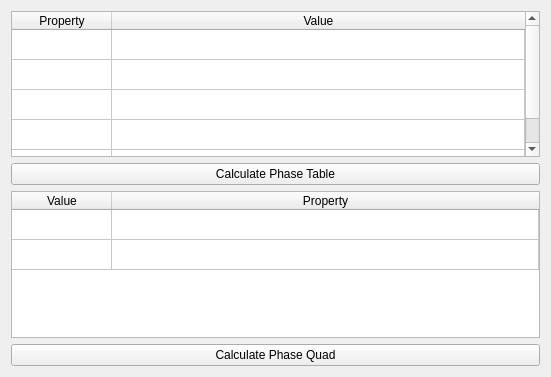
Qt form scripts/Muon/GUI/Common/phase_table_widget/muon_phases_tab.ui (mantidproject/mantid) before a commit.
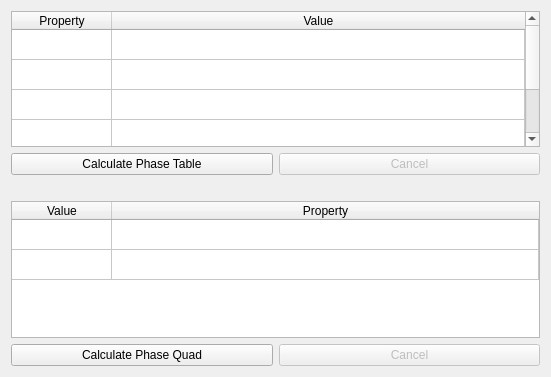
The same form after that commit.

Commit message: Added cancel buttons Re #25511

```diff
--- a/scripts/Muon/GUI/Common/phase_table_widget/muon_phases_tab.ui
+++ b/scripts/Muon/GUI/Common/phase_table_widget/muon_phases_tab.ui
@@ -14,7 +14,7 @@
    <string>Form</string>
   </property>
   <layout class="QGridLayout" name="gridLayout">
-   <item row="0" column="0">
+   <item row="0" column="0" colspan="2">
     <widget class="QTableWidget" name="phase_table_options_table">
      <attribute name="horizontalHeaderStretchLastSection">
       <bool>true</bool>
@@ -66,7 +66,33 @@
      </property>
     </widget>
    </item>
+   <item row="1" column="1">
+    <widget class="QPushButton" name="cancel_button">
+     <property name="enabled">
+      <bool>false</bool>
+     </property>
+     <property name="text">
+      <string>Cancel</string>
+     </property>
+    </widget>
+   </item>
    <item row="2" column="0">
+    <spacer name="verticalSpacer_2">
+     <property name="orientation">
+      <enum>Qt::Vertical</enum>
+     </property>
+     <property name="sizeType">
+      <enum>QSizePolicy::MinimumExpanding</enum>
+     </property>
+     <property name="sizeHint" stdset="0">
+      <size>
+       <width>20</width>
+       <height>20</height>
+      </size>
+     </property>
+    </spacer>
+   </item>
+   <item row="3" column="0" colspan="2">
     <widget class="QTableWidget" name="phase_quad_table">
      <property name="sizePolicy">
       <sizepolicy hsizetype="Expanding" vsizetype="Expanding">
@@ -105,14 +131,24 @@
      </column>
     </widget>
    </item>
-   <item row="3" column="0">
+   <item row="4" column="0">
     <widget class="QPushButton" name="calculate_phase_quad_button">
      <property name="text">
       <string>Calculate Phase Quad</string>
      </property>
     </widget>
    </item>
-   <item row="4" column="0">
+   <item row="4" column="1">
+    <widget class="QPushButton" name="phasequad_cancel_button">
+     <property name="enabled">
+      <bool>false</bool>
+     </property>
+     <property name="text">
+      <string>Cancel</string>
+     </property>
+    </widget>
+   </item>
+   <item row="5" column="0">
     <spacer name="verticalSpacer">
      <property name="orientation">
       <enum>Qt::Vertical</enum>
```
The commit also changes 5 other files.
